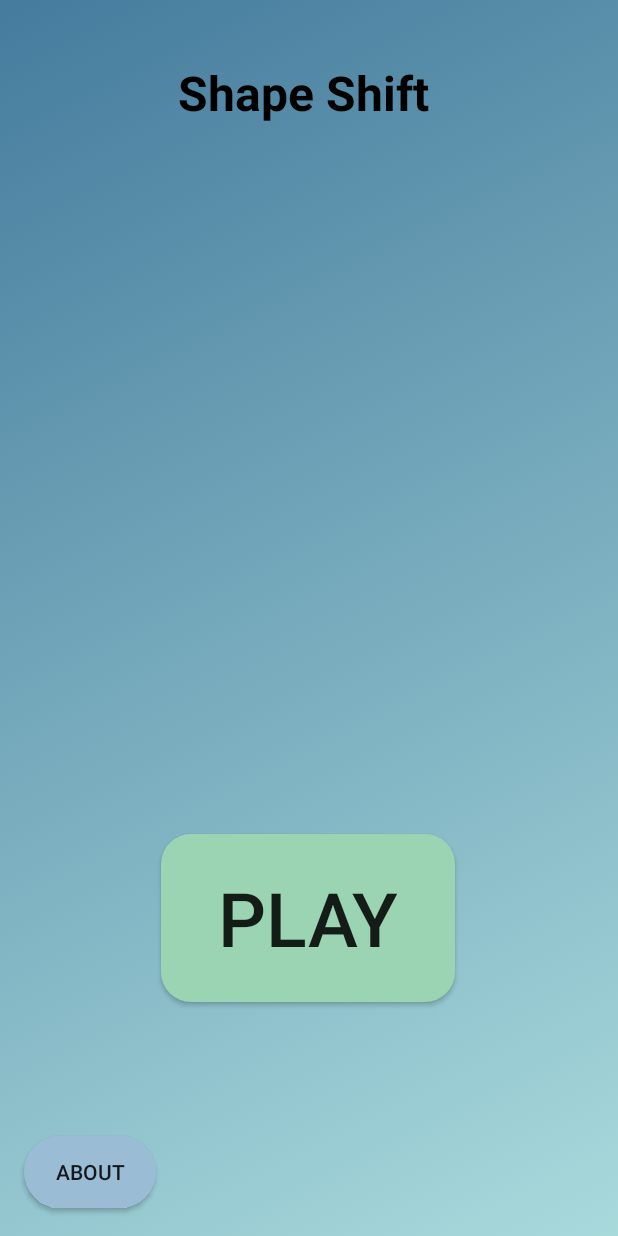
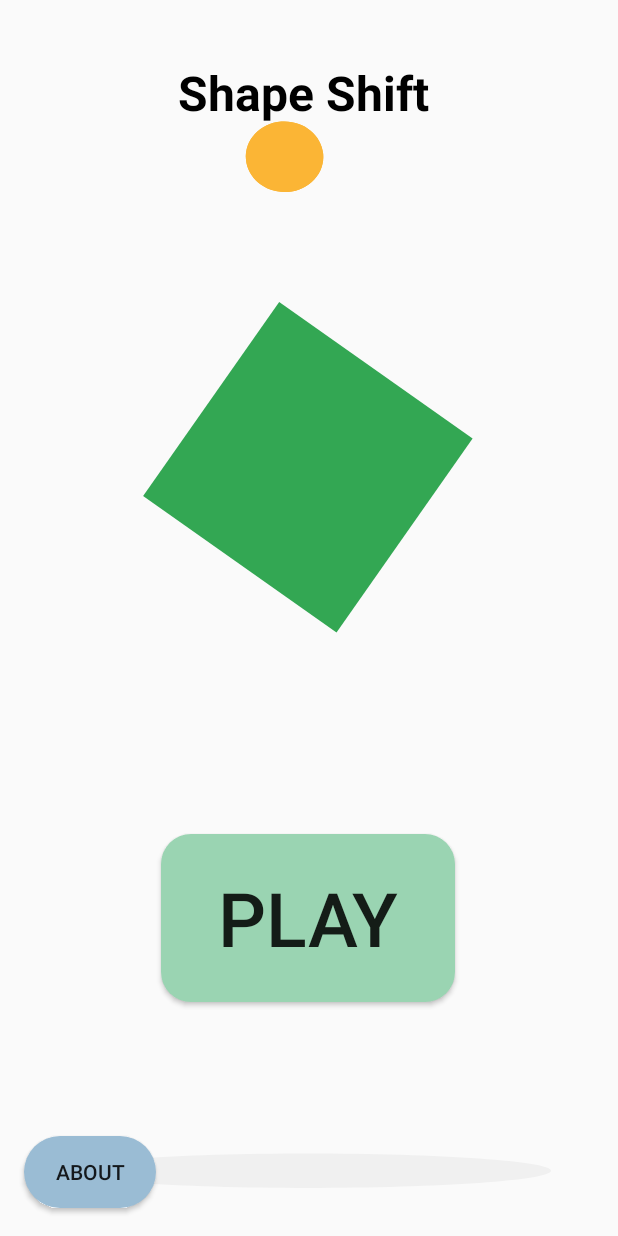
Before and after one commit to Bockcui/ThinkTNCK, an Android app: the screen it shows after launch (MainActivity), on a phone screen of 412 x 824 dp. Run offline under Robolectric (Android 15) with nearby library versions, the phone set to English and light mode, and no system bars.

Commit message:
New homepage

```diff
--- a/app/build.gradle
+++ b/app/build.gradle
@@ -36,5 +36,7 @@ dependencies {
     androidTestImplementation 'androidx.test.ext:junit:1.1.3'
     androidTestImplementation 'androidx.test.espresso:espresso-core:3.4.0'
     implementation 'com.airbnb.android:lottie:5.0.3'
+    implementation "com.airbnb.android:lottie:5.0.3"
+
 
 }
--- a/app/src/main/java/com/example/shapeshift/MainActivity.java
+++ b/app/src/main/java/com/example/shapeshift/MainActivity.java
@@ -23,11 +23,11 @@ public class MainActivity<val> extends AppCompatActivity {
         setContentView(R.layout.activity_main);
 
 
-        ConstraintLayout constraintLayout = findViewById(R.id.mainLayout);
-        AnimationDrawable animationDrawable = (AnimationDrawable) constraintLayout.getBackground();
-        animationDrawable.setEnterFadeDuration(2500);
-        animationDrawable.setExitFadeDuration(5000);
-        animationDrawable.start();
+//        ConstraintLayout constraintLayout = findViewById(R.id.mainLayout);
+//        AnimationDrawable animationDrawable = (AnimationDrawable) constraintLayout.getBackground();
+//        animationDrawable.setEnterFadeDuration(2500);
+//        animationDrawable.setExitFadeDuration(5000);
+//        animationDrawable.start();
 
 
         Button about = (Button) findViewById(R.id.about_button);
--- a/app/src/main/res/layout/activity_main.xml
+++ b/app/src/main/res/layout/activity_main.xml
@@ -5,7 +5,6 @@
     android:id="@+id/mainLayout"
     android:layout_width="match_parent"
     android:layout_height="match_parent"
-    android:background="@drawable/gradient_list"
 
     tools:context=".MainActivity">
 
@@ -60,4 +59,18 @@
         app:layout_constraintVertical_bias="0.781" />
 
 
+    <com.airbnb.lottie.LottieAnimationView
+        android:id="@+id/animationView"
+        android:layout_width="match_parent"
+        android:layout_height="wrap_content"
+        app:layout_constraintBottom_toBottomOf="parent"
+        app:layout_constraintEnd_toEndOf="parent"
+        app:layout_constraintStart_toStartOf="parent"
+        app:layout_constraintTop_toTopOf="parent"
+        android:adjustViewBounds="true"
+        app:lottie_url="REPLACE_JSON_URL"
+        app:lottie_autoPlay="true"
+        app:lottie_loop="true"
+        app:lottie_rawRes="@raw/lf20_lkrzso8q"/>
+
 </androidx.constraintlayout.widget.ConstraintLayout>
--- a/app/src/main/res/layout/game_page.xml
+++ b/app/src/main/res/layout/game_page.xml
@@ -73,4 +73,6 @@ android:background="@drawable/ic_diamond_shape"
         app:layout_constraintVertical_bias="0.216" />
 
 
+
+
 </androidx.constraintlayout.widget.ConstraintLayout>
```
Also changed, not shown: app/src/main/res/raw/lf20_lkrzso8q.json (added, +1 -0 lines).
